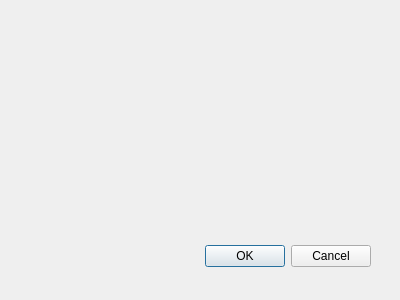
Before: the Qt Designer form plugin/ui_quickdraw.ui in geo-data/qgis-quick-draw, drawn with Qt 5.
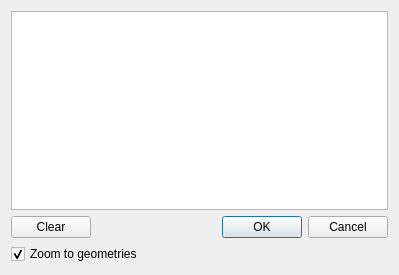
After: the same form once the commit is applied.

Patch:
```diff
--- a/plugin/ui_quickdraw.ui
+++ b/plugin/ui_quickdraw.ui
@@ -1,33 +1,75 @@
 <ui version="4.0" >
  <class>QuickDraw</class>
- <widget class="QDialog" name="QuickDraw" >
-  <property name="geometry" >
+ <widget class="QDialog" name="QuickDraw">
+  <property name="geometry">
    <rect>
     <x>0</x>
     <y>0</y>
-    <width>400</width>
-    <height>300</height>
+    <width>399</width>
+    <height>275</height>
    </rect>
   </property>
   <property name="windowTitle" >
    <string>QuickDraw</string>
   </property>
-  <widget class="QDialogButtonBox" name="buttonBox" >
-   <property name="geometry" >
-    <rect>
-     <x>30</x>
-     <y>240</y>
-     <width>341</width>
-     <height>32</height>
-    </rect>
-   </property>
-   <property name="orientation" >
-    <enum>Qt::Horizontal</enum>
-   </property>
-   <property name="standardButtons" >
-    <set>QDialogButtonBox::Cancel|QDialogButtonBox::Ok</set>
-   </property>
-  </widget>
+  <layout class="QGridLayout" name="gridLayout">
+   <item row="0" column="0">
+    <widget class="QPlainTextEdit" name="geometryTextEdit">
+     <property name="enabled">
+      <bool>true</bool>
+     </property>
+     <property name="toolTip">
+      <string extracomment="Insert your bounding box here">&lt;html&gt;&lt;head/&gt;&lt;body&gt;&lt;p&gt;Enter your geometries here. &lt;/p&gt;&lt;p&gt;Use the &lt;span style=&quot; font-weight:600;&quot;&gt;What's this? &lt;/span&gt;tool for more information.&lt;/p&gt;&lt;/body&gt;&lt;/html&gt;</string>
+     </property>
+     <property name="statusTip">
+      <string extracomment="Add geometry"/>
+     </property>
+     <property name="whatsThis">
+      <string>&lt;html&gt;&lt;head/&gt;&lt;body&gt;&lt;p&gt;&lt;span style=&quot; font-size:11pt; font-weight:600; text-decoration: underline;&quot;&gt;Editing Geometries&lt;/span&gt;&lt;/p&gt;&lt;p&gt;Enter and edit your geometries here. Geometries can be input as &lt;span style=&quot; font-weight:600;&quot;&gt;points&lt;/span&gt;, &lt;span style=&quot; font-weight:600;&quot;&gt;polylines&lt;/span&gt;, &lt;span style=&quot; font-weight:600;&quot;&gt;polygons&lt;/span&gt; and &lt;span style=&quot; font-weight:600;&quot;&gt;bounding boxes&lt;/span&gt; in the following formats:&lt;/p&gt;&lt;p&gt;&lt;span style=&quot; font-weight:600;&quot;&gt;Points: &lt;/span&gt;&lt;span style=&quot; font-style:italic;&quot;&gt;x,y&lt;/span&gt;&lt;br/&gt;&lt;span style=&quot; font-weight:600;&quot;&gt;Polylines &lt;/span&gt;and &lt;span style=&quot; font-weight:600;&quot;&gt;polygons: &lt;/span&gt;&lt;span style=&quot; font-style:italic;&quot;&gt;x1,y1,x2,y2,x3,y3 etc.&lt;/span&gt;&lt;br/&gt;&lt;span style=&quot; font-weight:600;&quot;&gt;Bounding box:&lt;/span&gt;&lt;span style=&quot; font-style:italic;&quot;&gt;xmin,ymin : xmax,ymax&lt;/span&gt;&lt;/p&gt;&lt;p&gt;Coordinates are comma separated (whitespace is ignored). It is assumed that coordinates are entered in the same &lt;span style=&quot; font-weight:600;&quot;&gt;projection&lt;/span&gt; as the map. &lt;/p&gt;&lt;p&gt;The difference between a polyline and a polygon is that in a polygon the final coordinate pair must match the initial coordinate pair, thus closing the line. Complex polygons with holes are not supported. The bounding box format is shorthand for creating a rectangular polygon, and is the same format as that used for the QGIS extents shown in the status bar.&lt;/p&gt;&lt;p&gt;&lt;span style=&quot; font-weight:600;&quot;&gt;Multiple geometries&lt;/span&gt; are supported: there is one geometry per line.&lt;/p&gt;&lt;p&gt;&lt;span style=&quot; font-weight:600;&quot;&gt;Deleting&lt;/span&gt; or &lt;span style=&quot; font-weight:600;&quot;&gt;editing&lt;/span&gt; geometries and pressing &lt;span style=&quot; font-weight:600;&quot;&gt;OK&lt;/span&gt; will update the canvas.&lt;/p&gt;&lt;/body&gt;&lt;/html&gt;</string>
+     </property>
+     <property name="plainText">
+      <string/>
+     </property>
+    </widget>
+   </item>
+   <item row="2" column="0">
+    <layout class="QHBoxLayout" name="horizontalLayout">
+     <item>
+      <widget class="QPushButton" name="clearButton">
+       <property name="text">
+        <string>Clear</string>
+       </property>
+      </widget>
+     </item>
+     <item>
+      <widget class="QDialogButtonBox" name="buttonBox">
+       <property name="orientation">
+        <enum>Qt::Horizontal</enum>
+       </property>
+       <property name="standardButtons">
+        <set>QDialogButtonBox::Cancel|QDialogButtonBox::Ok</set>
+       </property>
+       <property name="centerButtons">
+        <bool>false</bool>
+       </property>
+      </widget>
+     </item>
+    </layout>
+   </item>
+   <item row="3" column="0">
+    <widget class="QCheckBox" name="zoomCheckBox">
+     <property name="toolTip">
+      <string>&lt;html&gt;&lt;head/&gt;&lt;body&gt;&lt;p&gt;After clicking &lt;span style=&quot; font-weight:600;&quot;&gt;OK&lt;/span&gt; zoom the map to the combined extent of the geometries.&lt;/p&gt;&lt;/body&gt;&lt;/html&gt;</string>
+     </property>
+     <property name="text">
+      <string>Zoom to geometries</string>
+     </property>
+     <property name="checked">
+      <bool>true</bool>
+     </property>
+    </widget>
+   </item>
+  </layout>
  </widget>
  <resources/>
  <connections>
```
Left out of the diff: 13 changed lines with no effect on the pictures.
